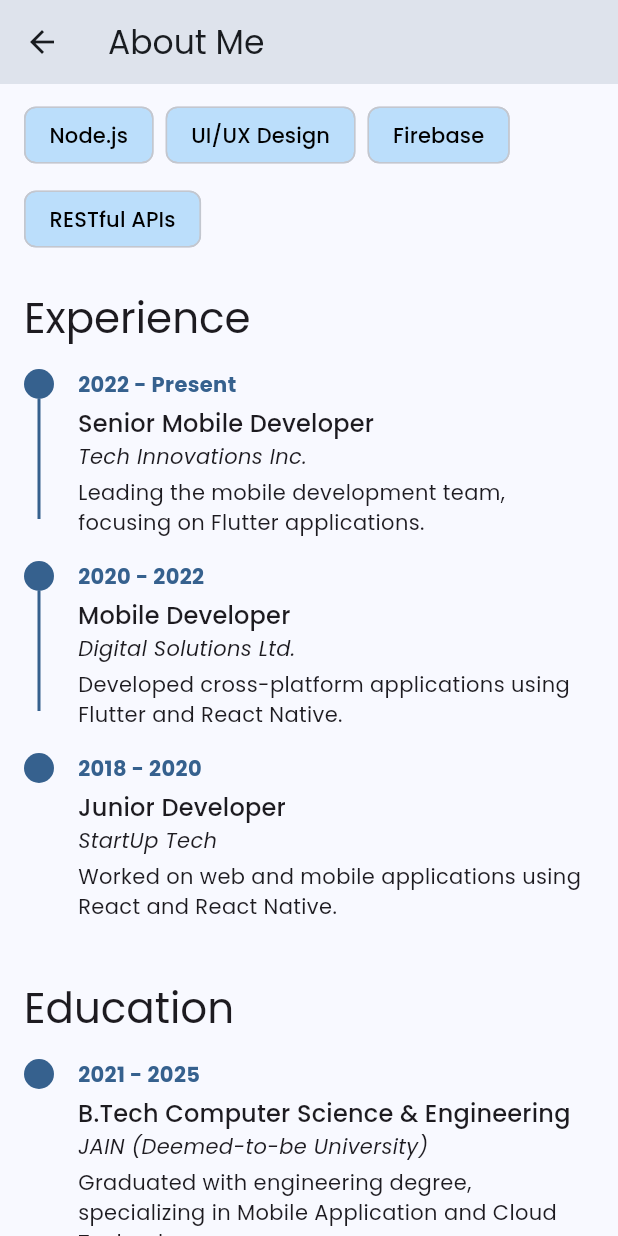
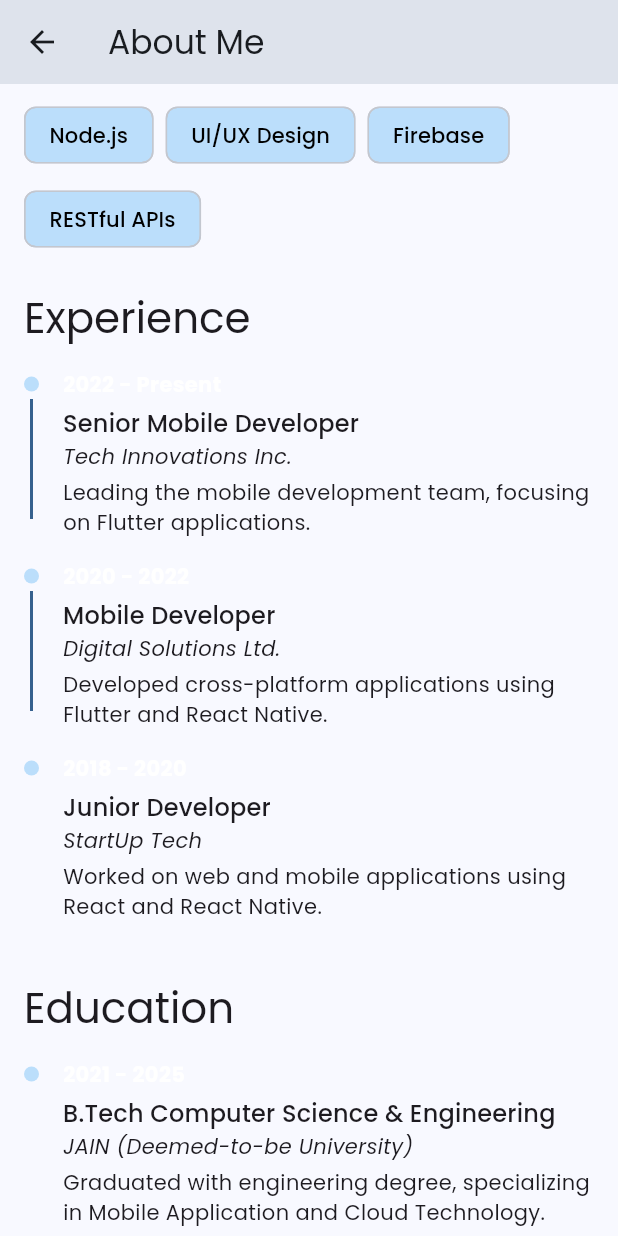
Before and after one commit to ekrajghimire/Personal-Flutter-App, a Flutter app: the AboutScreen screen opened directly, scrolled down 576 dp, on a phone screen of 412 x 824 dp. Run offline on Flutter 3.47's test engine with Material 3 defaults, Android fonts, the light colour scheme and no system bars; our stand-ins replace cached_network_image, flutter_svg, google_fonts, share_plus, shared_preferences; accounts and stored records are empty.

Commit message:
update on about me

```diff
--- a/lib/screens/about/about_screen.dart
+++ b/lib/screens/about/about_screen.dart
@@ -151,11 +151,11 @@ class AboutScreen extends StatelessWidget {
         Column(
           children: [
             Container(
-              width: 20,
+              width: 10,
               height: 20,
               decoration: BoxDecoration(
                 shape: BoxShape.circle,
-                color: Theme.of(context).primaryColor,
+                color: Theme.of(context).primaryColorLight,
               ),
             ),
             if (!isLast)
@@ -173,8 +173,8 @@ class AboutScreen extends StatelessWidget {
             children: [
               Text(
                 period,
-                style: TextStyle(
-                  color: Theme.of(context).primaryColor,
+                style: const TextStyle(
+                  color: Colors.white,
                   fontWeight: FontWeight.bold,
                 ),
               ),
```
